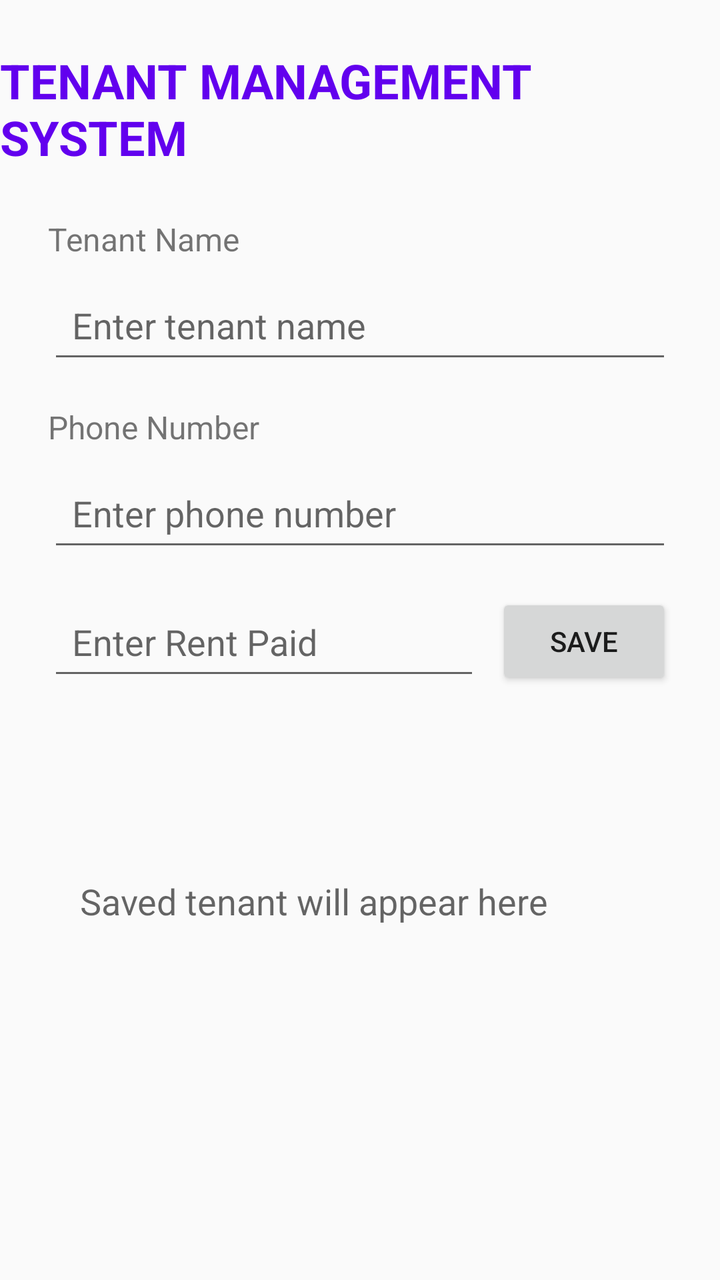
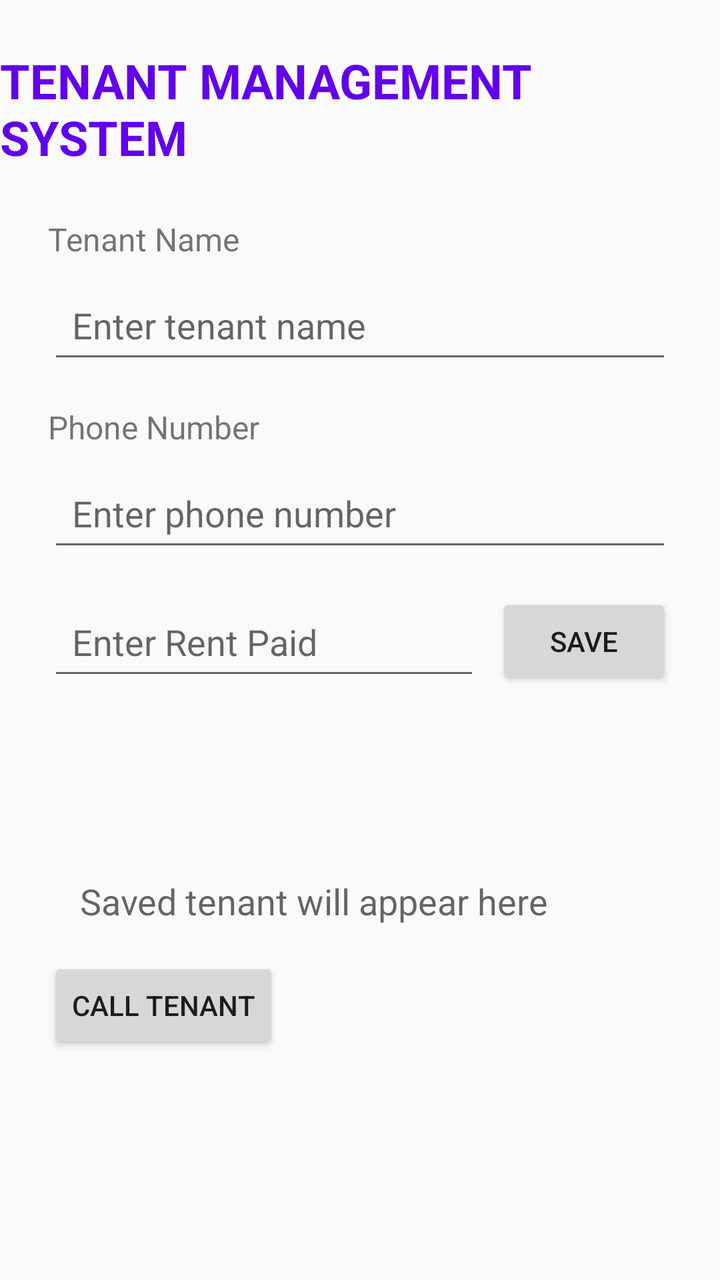

Compare the two renders of this Android layout. The source of the first and the diff that turns it into the second are given below.
<!-- AndroidManifest.xml: activity theme Theme.TenantManagementSystemLab -->
<!-- res/layout/activity_main.xml -->
<?xml version="1.0" encoding="utf-8"?>
<layout
    xmlns:android="http://schemas.android.com/apk/res/android"
    xmlns:app="http://schemas.android.com/apk/res-auto">

    <data>
        <variable
            name="tenant"
            type="com.example.tenantmanagementsystemlab.Tenant" />
    </data>

    <androidx.constraintlayout.widget.ConstraintLayout
        android:layout_width="match_parent"
        android:layout_height="match_parent">

        <TextView
            android:id="@+id/titleTextView"
            android:textColor="#6200EE"
            android:layout_width="wrap_content"
            android:layout_height="wrap_content"
            android:text="TENANT MANAGEMENT SYSTEM"
            android:textSize="24sp"
            android:textStyle="bold"
            android:layout_marginTop="24dp"
            app:layout_constraintTop_toTopOf="parent"
            app:layout_constraintStart_toStartOf="parent"
            app:layout_constraintEnd_toEndOf="parent" />

        <TextView
            android:id="@+id/tenantNameLabel"
            android:layout_width="wrap_content"
            android:layout_height="wrap_content"
            android:text="Tenant Name"
            android:textSize="16sp"
            android:layout_marginTop="24dp"
            android:layout_marginStart="24dp"
            app:layout_constraintTop_toBottomOf="@id/titleTextView"
            app:layout_constraintStart_toStartOf="parent" />

        <EditText
            android:id="@+id/tenantNameEditText"
            android:layout_width="0dp"
            android:layout_height="wrap_content"
            android:hint="Enter tenant name"
            android:minHeight="48dp"
            android:padding="12dp"
            android:layout_marginTop="8dp"
            android:layout_marginStart="24dp"
            android:layout_marginEnd="24dp"
            app:layout_constraintTop_toBottomOf="@id/tenantNameLabel"
            app:layout_constraintStart_toStartOf="parent"
            app:layout_constraintEnd_toEndOf="parent" />

        <TextView
            android:id="@+id/phoneLabel"
            android:layout_width="wrap_content"
            android:layout_height="wrap_content"
            android:text="Phone Number"
            android:textSize="16sp"
            android:layout_marginTop="16dp"
            android:layout_marginStart="24dp"
            app:layout_constraintTop_toBottomOf="@id/tenantNameEditText"
            app:layout_constraintStart_toStartOf="parent" />

        <EditText
            android:id="@+id/phoneEditText"
            android:layout_width="0dp"
            android:layout_height="wrap_content"
            android:hint="Enter phone number"
            android:inputType="phone"
            android:minHeight="48dp"
            android:padding="12dp"
            android:layout_marginTop="8dp"
            android:layout_marginStart="24dp"
            android:layout_marginEnd="24dp"
            app:layout_constraintTop_toBottomOf="@id/phoneLabel"
            app:layout_constraintStart_toStartOf="parent"
            app:layout_constraintEnd_toEndOf="parent" />

        <EditText
            android:id="@+id/rentEditText"
            android:layout_width="0dp"
            android:layout_height="wrap_content"
            android:hint="Enter Rent Paid"
            android:inputType="numberDecimal"
            android:minHeight="48dp"
            android:padding="12dp"
            android:layout_marginStart="24dp"
            android:layout_marginTop="16dp"
            android:layout_marginEnd="8dp"
            app:layout_constraintTop_toBottomOf="@id/phoneEditText"
            app:layout_constraintStart_toStartOf="parent"
            app:layout_constraintEnd_toStartOf="@id/saveButton" />

        <Button
            android:id="@+id/saveButton"
            android:layout_width="wrap_content"
            android:layout_height="wrap_content"
            android:text="SAVE"
            android:layout_marginEnd="24dp"
            app:layout_constraintTop_toTopOf="@id/rentEditText"
            app:layout_constraintEnd_toEndOf="parent" />
        <TextView
            android:id="@+id/tenantNameDisplay"
            android:layout_width="wrap_content"
            android:layout_height="wrap_content"
            android:text="@{tenant.name}"
            android:textSize="22sp"
            android:textStyle="bold"
            android:layout_marginTop="24dp"
            app:layout_constraintTop_toBottomOf="@id/rentEditText"
            app:layout_constraintStart_toStartOf="parent"
            app:layout_constraintEnd_toEndOf="parent" />

        <TextView
            android:id="@+id/tenantResultTextView"
            android:textColor="#1976D2"
            android:layout_width="0dp"
            android:layout_height="wrap_content"
            android:text="@{tenant.summary()}"
            android:hint="Saved tenant will appear here"
            android:textSize="18sp"
            android:padding="16dp"
            android:layout_margin="24dp"
            app:layout_constraintTop_toBottomOf="@id/tenantNameDisplay"
            app:layout_constraintStart_toStartOf="parent"
            app:layout_constraintEnd_toEndOf="parent" />

    </androidx.constraintlayout.widget.ConstraintLayout>

</layout>
<!-- resources referenced by this layout -->
<resources>
  <style name="Theme.TenantManagementSystemLab" parent="Theme.AppCompat.Light.DarkActionBar" />
</resources>

<!-- the commit's change to res/layout/activity_main.xml (unified diff, before → after) -->
@@ -125,7 +125,14 @@
             app:layout_constraintTop_toBottomOf="@id/tenantNameDisplay"
             app:layout_constraintStart_toStartOf="parent"
             app:layout_constraintEnd_toEndOf="parent" />
-
+        <Button
+            android:id="@+id/callButton"
+            android:layout_width="wrap_content"
+            android:layout_height="wrap_content"
+            android:text="CALL TENANT"
+            android:layout_marginStart="24dp"
+            app:layout_constraintTop_toBottomOf="@id/tenantResultTextView"
+            app:layout_constraintStart_toStartOf="parent" />
     </androidx.constraintlayout.widget.ConstraintLayout>
 
 </layout>
